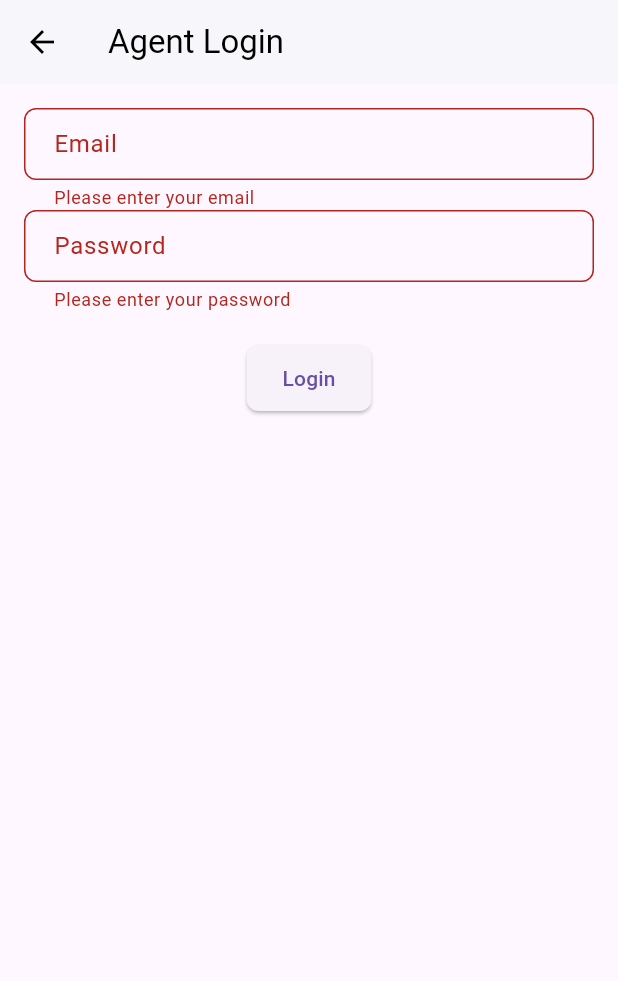
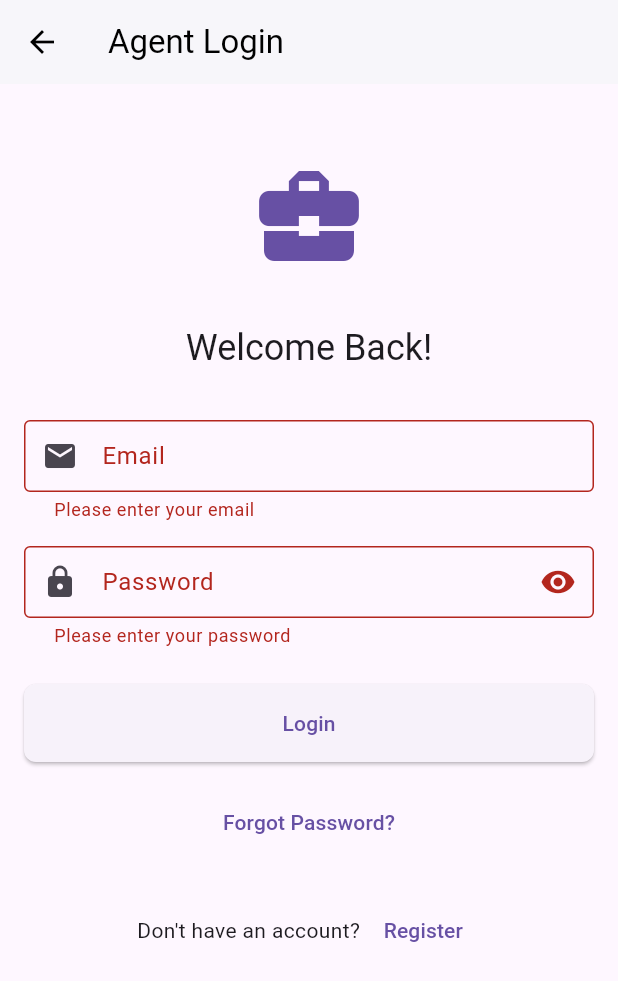
Before and after one commit to Dmako60/blackboxai-1744412541834, a Flutter app: the AgentLogin screen opened by its route, after a tap on "Login", on a phone screen of 412 x 824 dp. Shown: the top 981 px of the screen. Run offline on Flutter 3.47's test engine with Material 3 defaults, Android fonts, the phone set to English and light mode, and no system bars; our stand-ins replace carousel_slider, shared_preferences, youtube_player_flutter; missing offline and left inert: shared_preferences.dart; accounts and stored records are empty; network calls fail; Roboto replaces fonts that are missing (Poppins).

Commit message:
Add airbnb_clone/frontend/lib/screens/agent_login.dart 1744582083158

```diff
--- a/airbnb_clone/frontend/lib/screens/agent_login.dart
+++ b/airbnb_clone/frontend/lib/screens/agent_login.dart
@@ -1,6 +1,9 @@
 import 'package:flutter/material.dart';
 import 'package:http/http.dart' as http;
 import 'dart:convert';
+import '../services/auth_provider.dart';
+import '../utils/routes.dart';
+import 'package:provider/provider.dart';
 
 class AgentLogin extends StatefulWidget {
   @override
@@ -9,29 +12,75 @@ class AgentLogin extends StatefulWidget {
 
 class _AgentLoginState extends State<AgentLogin> {
   final _formKey = GlobalKey<FormState>();
-  String email = '';
-  String password = '';
+  final _emailController = TextEditingController();
+  final _passwordController = TextEditingController();
+  bool _isLoading = false;
+  bool _obscurePassword = true;
 
-  Future<void> login() async {
+  @override
+  void dispose() {
+    _emailController.dispose();
+    _passwordController.dispose();
+    super.dispose();
+  }
+
+  Future<void> _login() async {
+    if (!_formKey.currentState!.validate()) return;
+
+    setState(() => _isLoading = true);
+
+    try {
       final response = await http.post(
-      Uri.parse('http://localhost/backend/auth/login'),
+        Uri.parse('http://localhost/backend/auth/agent/login'),
         headers: <String, String>{
           'Content-Type': 'application/json; charset=UTF-8',
         },
         body: jsonEncode(<String, String>{
-        'email': email,
-        'password': password,
+          'email': _emailController.text.trim(),
+          'password': _passwordController.text,
         }),
       );
 
+      if (!mounted) return;
+
       if (response.statusCode == 200) {
-      // Handle successful login
         final data = json.decode(response.body);
-      // Save token and navigate to dashboard
+
+        if (data['data']['role'] != 'agent') {
+          ScaffoldMessenger.of(context).showSnackBar(
+            SnackBar(content: Text('Invalid credentials for agent login')),
+          );
+          return;
+        }
+
+        // Set token and user data in AuthProvider
+        await Provider.of<AuthProvider>(context, listen: false)
+          .setAgentToken(data['data']['token'], {
+            'id': data['data']['id'],
+            'name': data['data']['name'],
+            'email': data['data']['email'],
+            'subscription_type': data['data']['subscription_type'],
+            'property_count': data['data']['property_count'],
+          });
+
+        if (!mounted) return;
+
+        // Navigate to dashboard
+        Navigator.pushReplacementNamed(context, AppRoutes.dashboard);
       } else {
-      // Handle error
         final error = json.decode(response.body);
-      ScaffoldMessenger.of(context).showSnackBar(SnackBar(content: Text(error['message'])));
+        ScaffoldMessenger.of(context).showSnackBar(
+          SnackBar(content: Text(error['message'] ?? 'Login failed')),
+        );
+      }
+    } catch (e) {
+      ScaffoldMessenger.of(context).showSnackBar(
+        SnackBar(content: Text('Connection error. Please try again.')),
+      );
+    } finally {
+      if (mounted) {
+        setState(() => _isLoading = false);
+      }
     }
   }
 
@@ -41,45 +90,107 @@ class _AgentLoginState extends State<AgentLogin> {
       appBar: AppBar(
         title: Text('Agent Login'),
       ),
-      body: Padding(
-        padding: const EdgeInsets.all(16.0),
+      body: SingleChildScrollView(
+        padding: EdgeInsets.all(16.0),
         child: Form(
           key: _formKey,
           child: Column(
+            crossAxisAlignment: CrossAxisAlignment.stretch,
             children: <Widget>[
+              SizedBox(height: 32),
+              Icon(
+                Icons.business_center,
+                size: 80,
+                color: Theme.of(context).primaryColor,
+              ),
+              SizedBox(height: 32),
+              Text(
+                'Welcome Back!',
+                style: Theme.of(context).textTheme.headlineSmall,
+                textAlign: TextAlign.center,
+              ),
+              SizedBox(height: 32),
               TextFormField(
-                decoration: InputDecoration(labelText: 'Email'),
+                controller: _emailController,
+                decoration: InputDecoration(
+                  labelText: 'Email',
+                  prefixIcon: Icon(Icons.email),
+                  border: OutlineInputBorder(),
+                ),
+                keyboardType: TextInputType.emailAddress,
                 validator: (value) {
                   if (value == null || value.isEmpty) {
                     return 'Please enter your email';
                   }
+                  if (!value.contains('@')) {
+                    return 'Please enter a valid email';
+                  }
                   return null;
                 },
-                onChanged: (value) {
-                  email = value;
+              ),
+              SizedBox(height: 16),
+              TextFormField(
+                controller: _passwordController,
+                decoration: InputDecoration(
+                  labelText: 'Password',
+                  prefixIcon: Icon(Icons.lock),
+                  suffixIcon: IconButton(
+                    icon: Icon(
+                      _obscurePassword ? Icons.visibility : Icons.visibility_off,
+                    ),
+                    onPressed: () {
+                      setState(() => _obscurePassword = !_obscurePassword);
                     },
                   ),
-              TextFormField(
-                decoration: InputDecoration(labelText: 'Password'),
-                obscureText: true,
+                  border: OutlineInputBorder(),
+                ),
+                obscureText: _obscurePassword,
                 validator: (value) {
                   if (value == null || value.isEmpty) {
                     return 'Please enter your password';
                   }
+                  if (value.length < 6) {
+                    return 'Password must be at least 6 characters';
+                  }
                   return null;
                 },
-                onChanged: (value) {
-                  password = value;
+              ),
+              SizedBox(height: 24),
+              ElevatedButton(
+                onPressed: _isLoading ? null : _login,
+                style: ElevatedButton.styleFrom(
+                  padding: EdgeInsets.symmetric(vertical: 16),
+                ),
+                child: _isLoading
+                  ? SizedBox(
+                      height: 20,
+                      width: 20,
+                      child: CircularProgressIndicator(
+                        strokeWidth: 2,
+                        valueColor: AlwaysStoppedAnimation<Color>(Colors.white),
+                      ),
+                    )
+                  : Text('Login'),
+              ),
+              SizedBox(height: 16),
+              TextButton(
+                onPressed: () {
+                  // TODO: Implement forgot password
                 },
+                child: Text('Forgot Password?'),
               ),
-              SizedBox(height: 20),
-              ElevatedButton(
+              SizedBox(height: 24),
+              Row(
+                mainAxisAlignment: MainAxisAlignment.center,
+                children: [
+                  Text("Don't have an account? "),
+                  TextButton(
                     onPressed: () {
-                  if (_formKey.currentState!.validate()) {
-                    login();
-                  }
+                      // TODO: Navigate to agent registration
                     },
-                child: Text('Login'),
+                    child: Text('Register'),
+                  ),
+                ],
               ),
             ],
           ),
```
Lines whose indentation alone changed are shown as unchanged.
